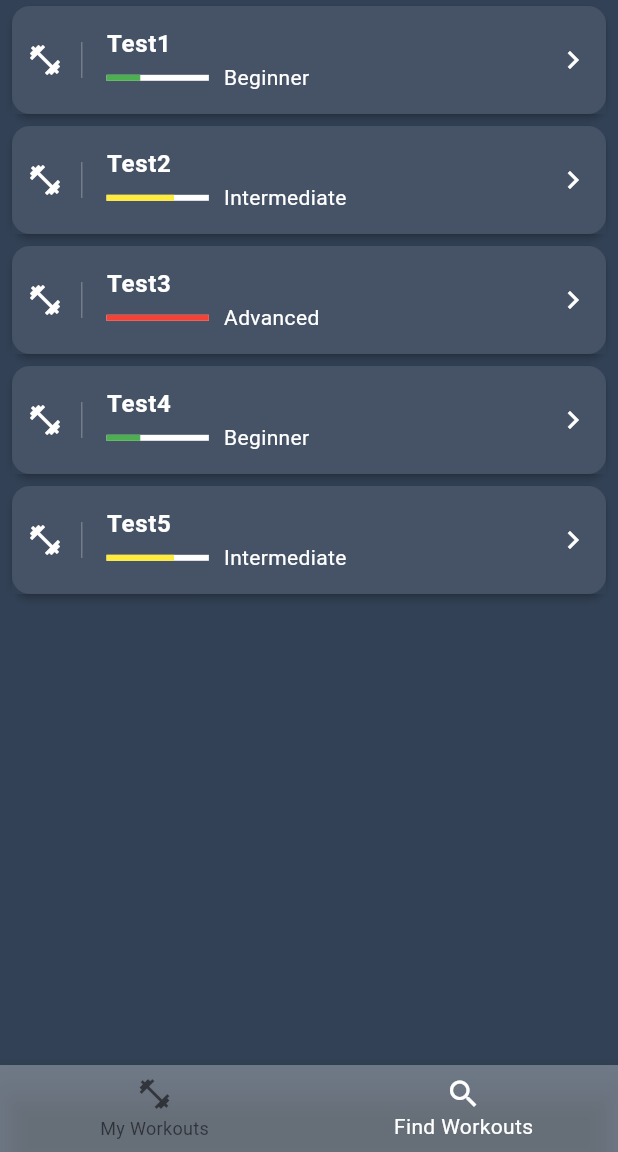
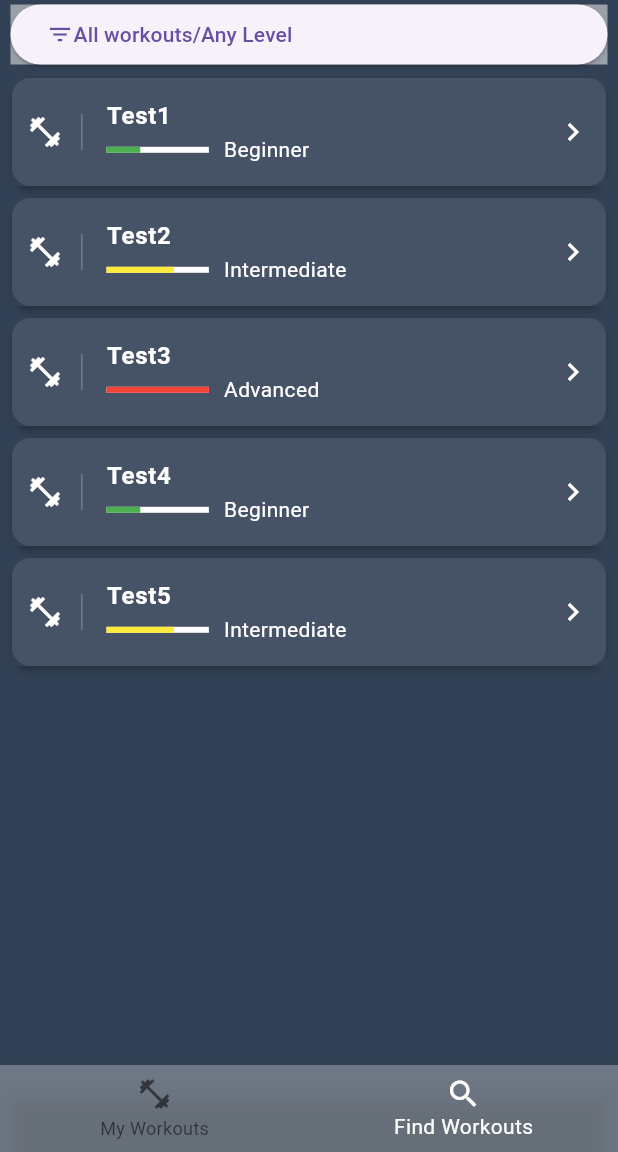
Before and after one commit to LinataON/my_fit_app, a Flutter app: the screen it shows once a user with an empty profile is signed in, item 2 of the bottom bar chosen, on a phone screen of 412 x 824 dp, the part 84-1236 px from its top. Run offline on Flutter 3.47's test engine with Material 3 defaults, Android fonts, the phone set to English and light mode, and no system bars; our stand-ins replace firebase_auth, fluttertoast; accounts and stored records are empty.

Commit message:
4-th commit - Filter added

```diff
--- a/lib/components/workouts-list.dart
+++ b/lib/components/workouts-list.dart
@@ -1,22 +1,85 @@
 import 'package:flutter/material.dart';
-
 import '../domain/workout.dart';
 
-class WorkoutsList extends StatelessWidget{
+class WorkoutsList extends StatefulWidget{
+  @override
+  State<WorkoutsList> createState() => _WorkoutsListState();
+}
 
+class _WorkoutsListState extends State<WorkoutsList> {
+  List<Workout> filteredWorkouts = [];
+
+  @override
+  void initState() {
+    clearFilter();
+    super.initState();
+  }
 
   final workouts = <Workout>[
-    Workout(title: 'Test1', author: 'Nataly1', description: 'Test Workout1', level: 'Beginner'),
-    Workout(title: 'Test2', author: 'Nataly2', description: 'Test Workout2', level: 'Intermediate'),
-    Workout(title: 'Test3', author: 'Nataly3', description: 'Test Workout3', level: 'Advanced'),
-    Workout(title: 'Test4', author: 'Nataly4', description: 'Test Workout4', level: 'Beginner'),
-    Workout(title: 'Test5', author: 'Nataly5', description: 'Test Workout5', level: 'Intermediate'),
+    Workout(
+        title: 'Test1',
+        author: 'Nataly1',
+        description: 'Test Workout1',
+        level: 'Beginner'),
+    Workout(
+        title: 'Test2',
+        author: 'Nataly2',
+        description: 'Test Workout2',
+        level: 'Intermediate'),
+    Workout(
+        title: 'Test3',
+        author: 'Nataly3',
+        description: 'Test Workout3',
+        level: 'Advanced'),
+    Workout(
+        title: 'Test4',
+        author: 'Nataly4',
+        description: 'Test Workout4',
+        level: 'Beginner'),
+    Workout(
+        title: 'Test5',
+        author: 'Nataly5',
+        description: 'Test Workout5',
+        level: 'Intermediate'),
   ];
+
+  var filterOnlyMyWorkouts = false;
+  var filterTitle = '';
+  var filterTitleController = TextEditingController();
+  var filterLevel = 'Any Level';
+
+  var filterText = '';
+  var filterHeight = 0.0;
+
+  List<Workout> filter() {
+    setState(() {
+      filterText = filterOnlyMyWorkouts ? 'My Workouts' : 'All workouts';
+      filterText += '/' + filterLevel;
+      if (filterTitle.isNotEmpty) filterText += '/' + filterTitle;
+      filterHeight = 0;
+    });
+
+    var list = workouts;
+    return list;
+  }
+
+  List<Workout> clearFilter() {
+    setState(() {
+      filterText = 'All workouts/Any Level';
+      filterOnlyMyWorkouts = false;
+      filterTitle = '';
+      filterLevel = 'Any Level';
+      filterTitleController.clear();
+      filterHeight = 0;
+    });
+
+    var list = workouts;
+    return list;
+  }
 
   @override
   Widget build(BuildContext context){
-    return Container(
-      child: Container(
+    var workoutsList = Expanded(
       child: ListView.builder(
           itemCount: workouts.length,
           itemBuilder: (context, i){
@@ -24,7 +87,8 @@ class WorkoutsList extends StatelessWidget{
               elevation: 2.0,
               margin: EdgeInsets.symmetric(horizontal: 8, vertical: 4),
               child: Container(
-                  decoration: BoxDecoration(color: Color.fromRGBO(50, 65, 85, 0.9)),
+                decoration:
+                    BoxDecoration(color: Color.fromRGBO(50, 65, 85, 0.9)),
                 child: ListTile(
                   contentPadding: EdgeInsets.symmetric(horizontal: 10),
                   leading: Container(
@@ -44,8 +108,118 @@ class WorkoutsList extends StatelessWidget{
 
           }
       ),
+    );
+
+    var filterInfo = Container(
+      margin: EdgeInsets.only(top: 3, left: 7, right: 7, bottom: 5),
+      decoration: BoxDecoration(color: Colors.white.withOpacity(0.5)),
+      height: 40,
+      child: ElevatedButton(
+        child: Row(
+          children: <Widget>[
+            Icon(Icons.filter_list),
+            Text(
+              filterText,
+              style: TextStyle(),
+              overflow: TextOverflow.ellipsis,
+            ),
+          ],
+        ),
+        onPressed: () {
+          setState(() {
+            filterHeight = (filterHeight == 0.0 ? 280.0 : 0.0);
+          });
+        },
       ),
     );
+    var levelMenuItems = <String>[
+      'Any Level',
+      'Beginner',
+      'Intermediate',
+      'Advanced'
+    ].map((String value) {
+      return new DropdownMenuItem<String>(
+        value: value,
+        child: new Text(value),
+      );
+    }).toList();
+
+    var filterForm = AnimatedContainer(
+      margin: EdgeInsets.symmetric(vertical: 0.0, horizontal: 7),
+      child: Card(
+        child: Padding(
+          padding: const EdgeInsets.all(8.0),
+          child: Column(
+            children: [
+              SwitchListTile(
+                  title: const Text('Only My Workouts'),
+                  value: filterOnlyMyWorkouts,
+                  onChanged: (bool val) =>
+                      setState(() => filterOnlyMyWorkouts = val)),
+              DropdownButtonFormField<String>(
+                decoration: const InputDecoration(labelText: 'Level'),
+                items: levelMenuItems,
+                value: filterLevel,
+                //onChanged: (String val) => setState(() => filterLevel = val),
+                onChanged: (String? val) => setState(() => filterLevel = val ?? ''),
+              ),
+              TextFormField(
+                controller: filterTitleController,
+                decoration: const InputDecoration(labelText: 'Title'),
+                onChanged: (String val) => setState(() => filterTitle = val),
+              ),
+              Row(
+                children: <Widget>[
+                  Expanded(
+                    flex: 1,
+                    child: ElevatedButton(
+                      onPressed: () {
+                        filter();
+                      },
+                      style: ButtonStyle(
+                        backgroundColor: MaterialStateProperty.all<Color>(Theme.of(context).primaryColor), // Button color
+                        foregroundColor: MaterialStateProperty.all<Color>(Colors.white), // Text color
+                      ),
+                      child:
+                      Text("Apply", style: TextStyle(color: Colors.white)),
+
+                    ),
+                  ),
+                  SizedBox(width: 10),
+                  Expanded(
+                    flex: 1,
+                    child: ElevatedButton(
+                      onPressed: () {
+                        clearFilter();
+                      },
+                      style: ButtonStyle(
+                        backgroundColor: MaterialStateProperty.all<Color>(Colors.red), // Button color
+                        foregroundColor: MaterialStateProperty.all<Color>(Colors.white), // Text color
+                      ),
+                      child:
+                      Text("Clear", style: TextStyle(color: Colors.white)),
+                      //color: Colors.red,
+                    ),
+                  )
+                ],
+              ),
+            ],
+          ),
+        ),
+      ),
+      duration: const Duration(milliseconds: 400),
+      curve: Curves.fastOutSlowIn,
+      height: filterHeight,
+    );
+
+    return Column(
+      children: <Widget>[
+        filterInfo,
+        filterForm,
+        workoutsList,
+      ],
+    );
+
   }
 }
 
```
Lines whose indentation alone changed are shown as unchanged.
